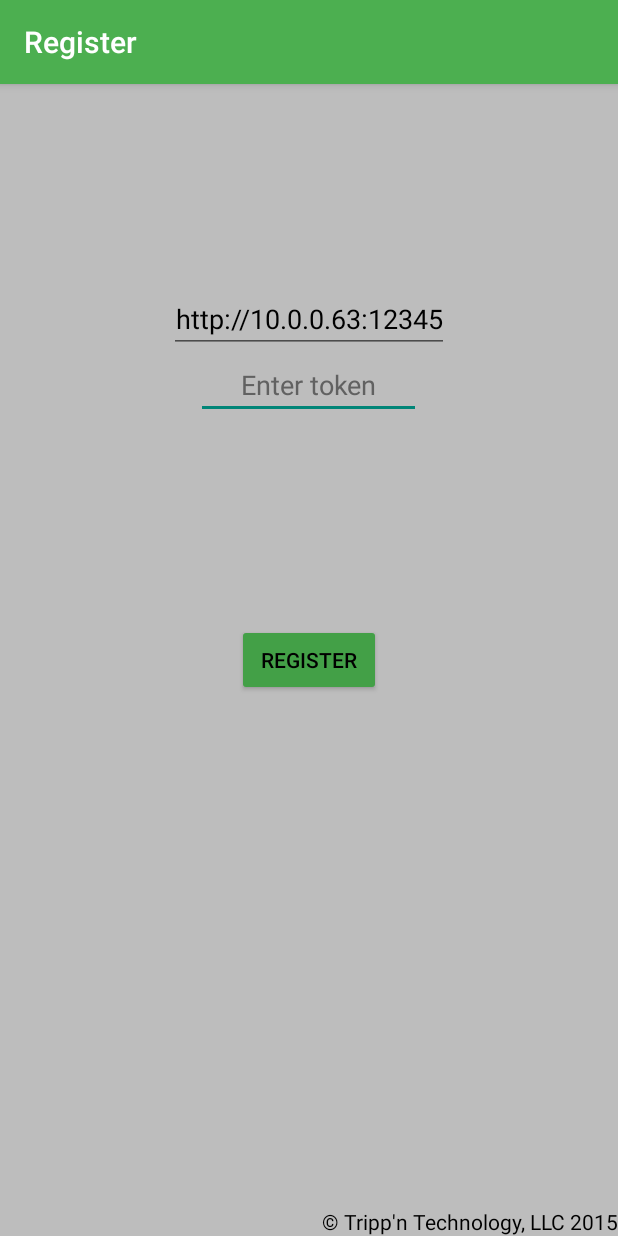
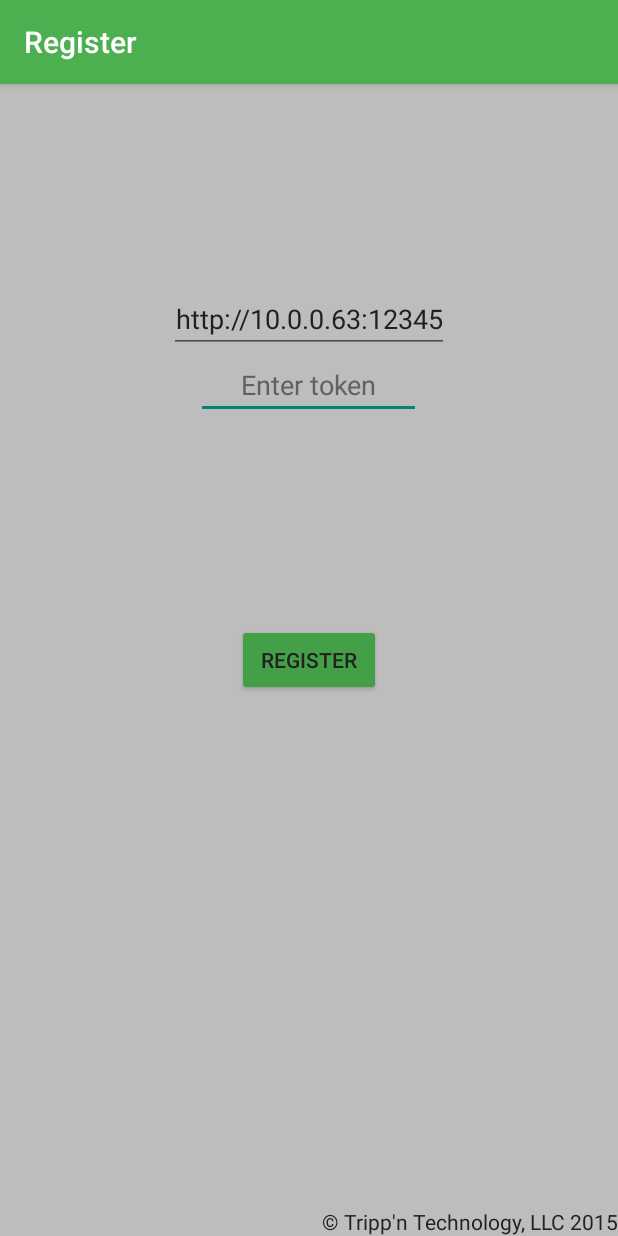
Before and after one commit to trippntechnology/DoorSecurity, an Android app: the screen it shows after launch (Register), on a phone screen of 412 x 824 dp. Run offline under Robolectric (Android 15) with nearby library versions, the phone set to English and light mode, and no system bars; libraries missing offline, so code that uses them is left out: com.squareup.okhttp, retrofit.client; 3 statements that could not run were skipped.

```diff
--- a/app/src/main/res/values-v21/styles.xml
+++ b/app/src/main/res/values-v21/styles.xml
@@ -4,7 +4,7 @@
         <!-- Customize your theme here. -->
         <item name="android:textColorPrimary">@color/md_white_1000</item>
         <item name="android:textColorHint">@color/md_grey_700</item>
-        <item name="android:textColor">@color/md_black_1000</item>
+        <item name="android:textColor">@color/md_grey_900</item>
         <item name="android:colorPrimary">@color/md_green_500</item>
         <item name="android:colorPrimaryDark">@color/md_green_600</item>
         <item name="android:windowBackground">@color/md_grey_400</item>
@@ -14,7 +14,7 @@
     </style>
 
     <style name="edit_text" parent="android:Widget.Material.EditText">
-        <item name="android:textColor">@color/md_black_1000</item>
+        <item name="android:textColor">@color/md_grey_900</item>
     </style>
 
     <style name="tnt_button_v20" parent="android:Widget.Material.Button">
--- a/app/src/main/res/values/styles.xml
+++ b/app/src/main/res/values/styles.xml
@@ -2,7 +2,7 @@
 
     <!-- Base application theme. -->
     <style name="AppTheme" parent="android:Theme.Holo.Light">
-        <item name="android:textColor">@color/md_black_1000</item>
+        <item name="android:textColor">@color/md_grey_900</item>
         <item name="android:windowBackground">@color/md_grey_400</item>
         <item name="android:actionBarStyle">@style/actionBar</item>
         <item name="android:buttonStyle">@style/tnt_button</item>
@@ -22,7 +22,7 @@
     </style>
 
     <style name="tnt_button" parent="android:Widget.Holo.Button">
-        <item name="android:textColor">@color/md_black_1000</item>
+        <item name="android:textColor">@color/md_grey_900</item>
         <item name="android:background">@drawable/tnt_button_old</item>
         <item name="android:padding">0dp</item>
         <item name="android:minWidth">88dp</item>
```
